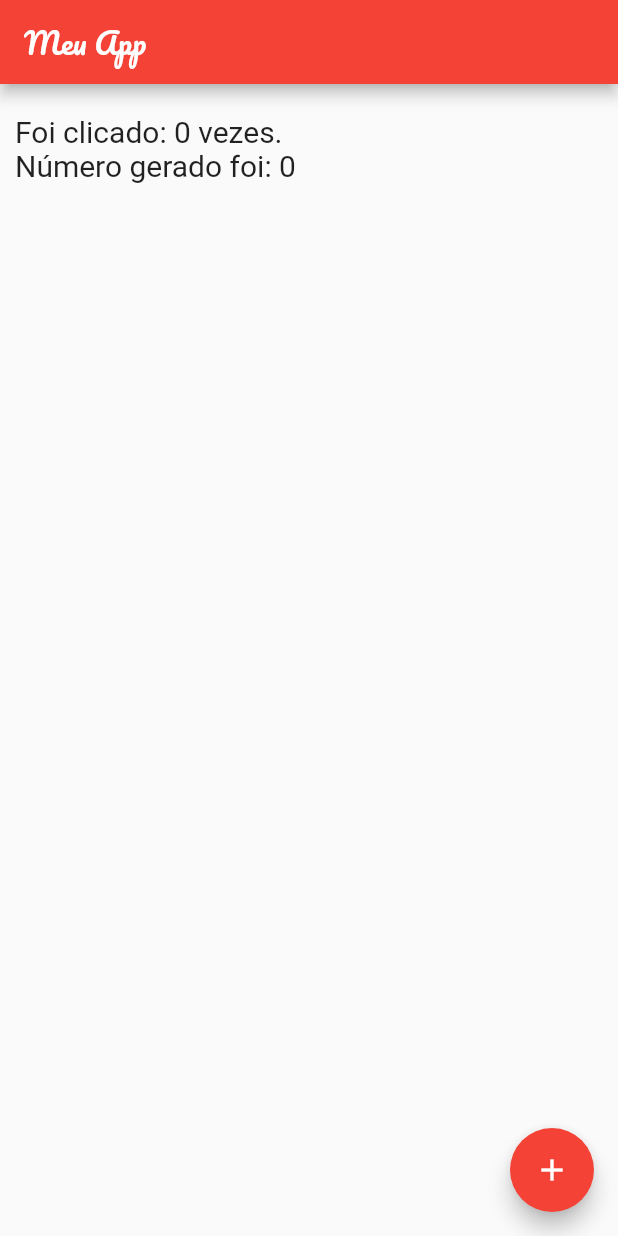
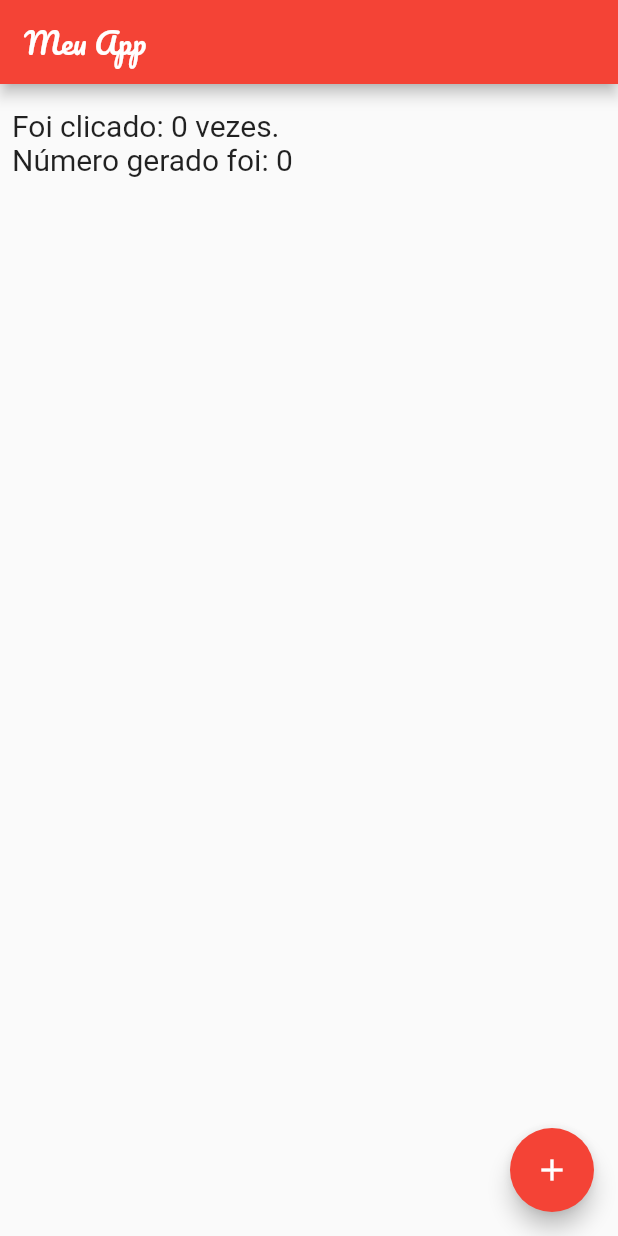
Before and after one commit to maurojh/diopfepc, a Flutter app: the screen it shows after launch, on a phone screen of 412 x 824 dp. Run offline on Flutter 3.47's test engine with Material 2 defaults, Android fonts, the light colour scheme and no system bars; our stand-ins replace google_fonts; Roboto replaces fonts that are missing (Acme).

Commit message:
EdgetInsets.symmetric(horizontal e vertical)

```diff
--- a/lib/pages/home_page.dart
+++ b/lib/pages/home_page.dart
@@ -20,13 +20,13 @@ class _MyHomePageState extends State<MyHomePage> {
     debugPrint('chamando build');
     return Scaffold(
       appBar: AppBar(
-        title: Text(
+        title: const Text(
           'Meu App',
           //style: GoogleFonts.pacifico(),
         ),
       ),
       body: Container(
-        padding: EdgeInsets.fromLTRB(10, 20, 0, 0),
+        padding: const EdgeInsets.symmetric(horizontal: 8, vertical: 16),
         child: Column(
           //mainAxisAlignment: MainAxisAlignment.center,
           crossAxisAlignment: CrossAxisAlignment.start,
```
